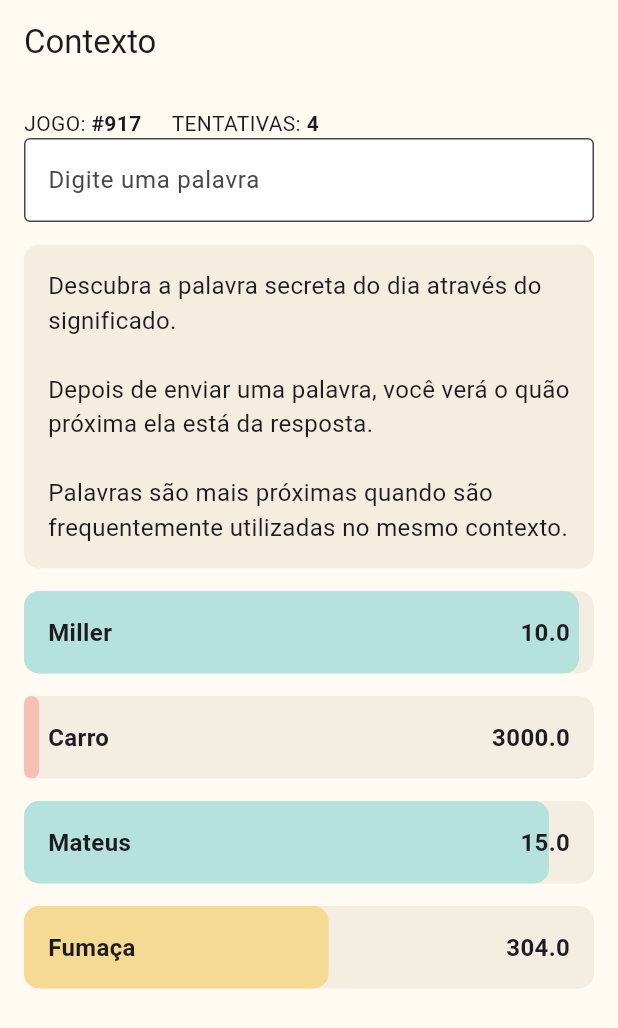
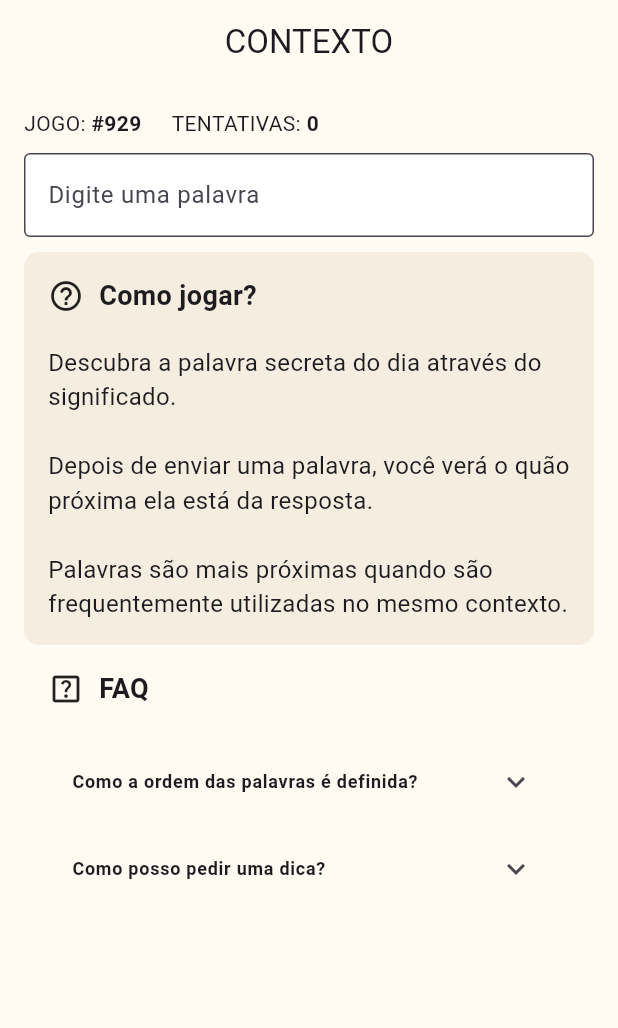
Before and after one commit to Markus-Gerrits/context_app, a Flutter app: the screen it shows after launch, on a phone screen of 412 x 824 dp. Shown: the top 1028 px of the screen. Run offline on Flutter 3.47's test engine with Material 3 defaults, Android fonts, the phone set to English and light mode, and no system bars.

```diff
--- /dev/null
+++ b/lib/components/faq_text.dart
@@ -0,0 +1,63 @@
+import 'package:context_app/constants/dimensions.dart';
+import 'package:context_app/constants/strings.dart';
+import 'package:flutter/material.dart';
+
+class FaqText extends StatelessWidget {
+  const FaqText({super.key});
+
+  @override
+  Widget build(BuildContext context) {
+    return const Padding(
+          padding: Dimensions.defaultPadding,
+          child: Column(
+            children: [
+              // Title
+              Padding(
+                padding: EdgeInsets.only(bottom: 20),
+                child: Row(
+                  children: [
+                    Padding(
+                      padding: EdgeInsets.only(right: 10),
+                      child: Icon(Icons.help_center_outlined),
+                    ),
+                    Text(
+                      'FAQ',
+                      style: TextStyle(
+                        fontWeight: FontWeight.bold,
+                        fontSize: 18,
+                      ),
+                    ),
+                  ],
+                ),
+              ),
+              ExpansionTile(
+                title: Text(
+                  Strings.faq1,
+                  style: TextStyle(fontWeight: FontWeight.bold, fontSize: 12),
+                ),
+                children: <Widget>[
+                  ListTile(
+                      title: Text(
+                    Strings.faq1Answer,
+                    style: TextStyle(fontSize: 12),
+                  )),
+                ],
+              ),
+              ExpansionTile(
+                title: Text(
+                  Strings.faq2,
+                  style: TextStyle(fontWeight: FontWeight.bold, fontSize: 12),
+                ),
+                children: <Widget>[
+                  ListTile(
+                      title: Text(
+                    Strings.faq2answer,
+                    style: TextStyle(fontSize: 12),
+                  )),
+                ],
+              ),
+            ],
+          ),
+        );
+  }
+}
--- a/lib/components/game_status.dart
+++ b/lib/components/game_status.dart
@@ -1,20 +1,23 @@
+import 'package:context_app/services/word_service.dart';
 import 'package:flutter/material.dart';
 
 class GameStatus extends StatelessWidget {
-  const GameStatus({super.key});
+  int attempts;
+  GameStatus({required this.attempts, super.key});
+  final WordService wordService = WordService();
 
   @override
   Widget build(BuildContext context) {
-    return const Row(
+    return Row(
         children: [
           Text('JOGO: '),
-          Text('#917', style: TextStyle(fontWeight: FontWeight.bold),),
+          Text('#${wordService.getGameId()}', style: TextStyle(fontWeight: FontWeight.bold),),
           Padding(
             padding: EdgeInsets.symmetric(horizontal: 20,),
             child: Row(children: [
               Text('TENTATIVAS: '),
               Text(
-                '4',
+                attempts.toString(),
                 style: TextStyle(
                   fontWeight: FontWeight.bold),
                 ),
--- a/lib/components/welcome_text.dart
+++ b/lib/components/welcome_text.dart
@@ -1,5 +1,7 @@
+import 'package:context_app/components/faq_text.dart';
 import 'package:context_app/constants/colors.dart';
 import 'package:context_app/constants/dimensions.dart';
+import 'package:context_app/constants/strings.dart';
 import 'package:flutter/material.dart';
 
 class WelcomeText extends StatelessWidget {
@@ -7,19 +9,46 @@ class WelcomeText extends StatelessWidget {
 
   @override
   Widget build(BuildContext context) {
-    return Container(
-        margin: const EdgeInsets.symmetric(vertical: 15),
+    return Column(
+      children: [
+        // Como Jogar
+        Container(
           padding: Dimensions.defaultPadding,
           decoration: BoxDecoration(
             color: AppColors.tipBackground,
             borderRadius: Dimensions.defaultRadius,
           ),
-        child: const Text(
-          'Descubra a palavra secreta do dia através do significado.\n\nDepois de enviar uma palavra, você verá o quão próxima ela está da resposta.\n\nPalavras são mais próximas quando são frequentemente utilizadas no mesmo contexto.',
+          child: const Column(
+            children: [
+              Padding(
+                padding: EdgeInsets.only(bottom: 20),
+                child: Row(
+                  children: [
+                    Padding(
+                      padding: EdgeInsets.only(right: 10),
+                      child: Icon(Icons.help_outline_rounded),
+                    ),
+                    Text(
+                      'Como jogar?',
+                      style: TextStyle(
+                        fontWeight: FontWeight.bold,
+                        fontSize: 18,
+                      ),
+                    ),
+                  ],
+                ),
+              ),
+              Text(
+                Strings.comoJogar,
                 style: TextStyle(
                   fontSize: 16,
                 ),
               ),
+            ],
+          ),
+        ),
+        const FaqText(),
+      ],
     );
   }
 }
--- a/lib/components/word_item_list.dart
+++ b/lib/components/word_item_list.dart
@@ -1,19 +1,20 @@
 import 'package:context_app/constants/colors.dart';
 import 'package:context_app/constants/dimensions.dart';
 import 'package:flutter/material.dart';
+import 'dart:math';
 
 class WordItem extends StatelessWidget {
-  final double size;
+  final int distance;
   final String word;
-  final double points;
 
-  const WordItem(this.size, this.word, this.points, {super.key});
+  const WordItem(this.distance, this.word, {super.key});
 
   Color getColor() {
-    if (points > Dimensions.farDistancRef) {
+    if (distance.toDouble() < Dimensions.nearDistanceRef) {
+      return AppColors.nearColor;
+    }
+    if (distance.toDouble() > Dimensions.farDistancRef) {
       return AppColors.farColor;
-    } else if (points < Dimensions.nearDistanceRef) {
-      return AppColors.nearColor;
     }
 
     return AppColors.mediumColor;
@@ -22,7 +23,7 @@ class WordItem extends StatelessWidget {
   @override
   Widget build(BuildContext context) {
     return Container(
-      margin: const EdgeInsets.only(bottom: 15),
+      margin: const EdgeInsets.only(bottom: 10),
       height: 55,
       decoration: BoxDecoration(
         color: AppColors.tileBackground,
@@ -31,7 +32,7 @@ class WordItem extends StatelessWidget {
       child: Stack(
         children: [
           Container(
-            width: size,
+            width: getBarWidth(distance, context),
             decoration: BoxDecoration(
               color: getColor(),
               borderRadius: Dimensions.defaultRadius,
@@ -44,11 +45,11 @@ class WordItem extends StatelessWidget {
               children: [
                 Text(
                   word,
-                  style: const TextStyle(fontSize: 16, fontWeight: FontWeight.bold),
+                  style: TextStyle(fontSize: 16, fontWeight: FontWeight.bold),
                 ),
                 Text(
-                  points.toString(),
-                  style: const TextStyle(fontSize: 16, fontWeight: FontWeight.bold),
+                  (distance + 1).toString(),
+                  style: TextStyle(fontSize: 16, fontWeight: FontWeight.bold),
                 ),
               ],
             ),
@@ -57,4 +58,23 @@ class WordItem extends StatelessWidget {
       ),
     );
   }
+
+  double getBarWidth (int distance, BuildContext ctx) {
+    // width available
+    final width = MediaQuery.of(ctx).size.width - 32.0; // 32
+
+    const total = 111155;
+    const lambda = 0.5;
+    const startX = 0.0;
+    const endX = 100.0;
+    final startY = pdf(startX, lambda);
+    final endY = pdf(endX, lambda);
+    final x = distance / total * (endX - startX);
+    final result = (pdf(x, lambda) - endY)/(startY - endY) * 100;
+    return (result/100) * width;
+  }
+
+  double pdf(double x, double lambda) {
+    return lambda * exp((-lambda) * x);
+  }
 }
--- a/lib/components/word_list.dart
+++ b/lib/components/word_list.dart
@@ -2,19 +2,13 @@ import 'package:context_app/components/word_item_list.dart';
 import 'package:flutter/material.dart';
 
 class WordList extends StatelessWidget {
-  const WordList({super.key});
+  List<WordItem> items;
+  WordList({required this.items, super.key});
 
   @override
   Widget build(BuildContext context) {
-    return ListView(
-      shrinkWrap: true,
-      physics: const NeverScrollableScrollPhysics(),
-        children: const [
-            WordItem(370, 'Miller', 10),
-            WordItem(10, 'Carro', 3000),
-            WordItem(350, 'Mateus', 15),
-            WordItem(203, 'Fumaça', 304),
-        ],
-      );
+    return Column(
+      children: items,
+    );
   }
 }
--- a/lib/constants/dimensions.dart
+++ b/lib/constants/dimensions.dart
@@ -4,7 +4,6 @@ class Dimensions {
   static const EdgeInsets defaultPadding = EdgeInsets.all(16);
   static BorderRadiusGeometry defaultRadius = BorderRadius.circular(10);
 
-  static const double farDistancRef = 350;
-  static const double nearDistanceRef = 40;
-
+  static const double farDistancRef = 3000;
+  static const double nearDistanceRef = 300;
 }
--- /dev/null
+++ b/lib/constants/strings.dart
@@ -0,0 +1,9 @@
+class Strings {
+  static const String comoJogar = 'Descubra a palavra secreta do dia através do significado.\n\nDepois de enviar uma palavra, você verá o quão próxima ela está da resposta.\n\nPalavras são mais próximas quando são frequentemente utilizadas no mesmo contexto.';
+
+  static const String faq1 = 'Como a ordem das palavras é definida?';
+  static const String faq1Answer = 'O jogo utiliza um algoritmo de inteligência artificial e milhares de textos para calcular a similaridade das palavras em relação à palavra do dia. Não necessariamente está relacionado ao significado das palavras, mas sim à proximidade em que elas são utilizadas na internet. Por exemplo, se a palavra do dia for “infinito”, palavras relacionadas a “amor” ou palavras relacionadas a “universo” podem estar próximas à palavra do dia porque “infinito” é comumente utilizada nesses dois contextos diferentes. Em raciocínio semelhante, se “tv” e “televisão”, por exemplo, estão em posições bem distintas, significa que são utilizadas de forma diferente em relação à palavra do dia, apesar de se tratarem do mesmo objeto.';
+
+  static const String faq2 = 'Como posso pedir uma dica?';
+  static const String faq2answer = 'Clique nos três pontinhos localizados no lado direito superior da tela e selecione a opção “Dica”, que revelará uma palavra.';
+}
--- a/lib/main.dart
+++ b/lib/main.dart
@@ -19,10 +19,10 @@ class ContextApp extends StatelessWidget {
       home: Scaffold(
         backgroundColor: AppColors.defaultBackground,
         appBar: AppBar(
-          title: const Text('Contexto'),
+          title: const Center(child: Text('CONTEXTO')),
           backgroundColor: AppColors.defaultBackground,
         ),
-        body: const HomeScreen(),
+        body: HomeScreen(),
       ),
     );
   }
--- /dev/null
+++ b/lib/models/distance_model.dart
@@ -0,0 +1,6 @@
+class Distance {
+  final int distance;
+  final String word;
+
+  Distance({required this.distance, required this.word});
+}
--- a/lib/screens/home_screen.dart
+++ b/lib/screens/home_screen.dart
@@ -1,21 +1,45 @@
 import 'package:context_app/components/game_status.dart';
+import 'package:context_app/components/result.dart';
 import 'package:context_app/components/welcome_text.dart';
+import 'package:context_app/components/word_item_list.dart';
 import 'package:context_app/components/word_list.dart';
 import 'package:context_app/constants/dimensions.dart';
+import 'package:context_app/services/word_service.dart';
 import 'package:flutter/material.dart';
+import 'dart:developer' as developer;
 
-class HomeScreen extends StatelessWidget {
+class HomeScreen extends StatefulWidget {
   const HomeScreen({super.key});
 
   @override
+  State<HomeScreen> createState() => _HomeScreenState();
+}
+
+class _HomeScreenState extends State<HomeScreen> {
+  final TextEditingController inputController = TextEditingController();
+
+  final WordService wordService = WordService();
+
+  int attempts = 0;
+  String currentWord = '';
+  int currentDistance = 0 ;
+  bool isRepeatedWord = false;
+
+  List<WordItem> wordList = [];
+
+  @override
   Widget build(BuildContext context) {
-    return const Padding(
+    return Padding(
       padding: Dimensions.defaultPadding,
-      child: Column(
+      child: ListView(
         children: [
-          GameStatus(),
+          GameStatus(
+            attempts: attempts,
+          ),
+          const SizedBox(height: 10,),
           TextField(
-            decoration: InputDecoration(
+            controller: inputController,
+            decoration: const InputDecoration(
               border: OutlineInputBorder(
                 borderSide: BorderSide(color: Colors.black),
               ),
@@ -26,12 +50,52 @@ class HomeScreen extends StatelessWidget {
                 borderSide: BorderSide(color: Colors.black, width: 2),
               ),
             ),
+            onSubmitted: computeWordEntry,
           ),
-          WelcomeText(),
-          WordList(),
+          // Resultado
+          // Texto
+          // WordItem
+          Offstage(offstage: attempts == 0, child: Result(distance: currentDistance, word: currentWord)),
+          const SizedBox(height: 10,),
+          Offstage(offstage: attempts != 0, child: const WelcomeText(), ),
+          const SizedBox(height: 10,),
+          Offstage(offstage: attempts == 0, child: WordList(items: wordList,)),
         ]
-
       ),
     );
   }
+
+  void computeWordEntry(String wordTyped) async {
+    isRepeatedWord = false;
+    if (wordAlreadyExists(wordTyped)) {
+      currentDistance = -2;
+      currentWord = wordTyped;
+      setState(() {});
+      inputController.clear();
+    } else {
+      final distance = await wordService.getDistance(wordTyped);
+      setState(() {
+        currentWord = wordTyped;
+        currentDistance = distance.distance;
+        if (wordService.isValid(currentDistance)) {
+          wordList.add(WordItem(distance.distance, wordTyped));
+          wordList.sort((word1, word2) => word1.distance.compareTo(word2.distance));
+        }
+        attempts++;
+        inputController.clear();
+      });
+      developer.log('Usuário digitou: $wordTyped e foi a tentativa: $attempts, tem ${wordList.length} itens na lista');
+    }
+  }
+
+  bool wordAlreadyExists(String word) {
+    bool alreadyExists = false;
+    for (final item in wordList) {
+      if (item.word.contains(word)) {
+        alreadyExists = true;
+      }
+    }
+    return alreadyExists;
+  }
+
 }
--- /dev/null
+++ b/lib/services/word_service.dart
@@ -0,0 +1,31 @@
+import 'dart:convert';
+import 'package:context_app/models/distance_model.dart';
+import 'package:http/http.dart' as http;
+
+class WordService {
+
+  Future<Distance> getDistance(String word) async {
+    final wordToSend = word.trim();
+    final url = Uri.parse('https://api.contexto.me/machado/pt-br/game/${getGameId()}/$wordToSend');
+    final result = await http.get(url);
+    final decoded = jsonDecode(result.body);
+    if (result.statusCode == result.statusCode.clamp(200, 299)) {
+      // sucesso
+      final distanceDecoded = decoded["distance"];
+      final Distance distance = Distance(distance: distanceDecoded, word: decoded["word"]);
+      return distance;
+    } else {
+      return Distance(distance: -1, word: word);
+    }
+  }
+
+  String getGameId() {
+    final initialDate = DateTime(2022, 2, 23);
+    final currentDate = DateTime.now();
+    return currentDate.difference(initialDate).inDays.toString();
+  }
+
+  bool isValid(int distance) {
+    return distance >= 0;
+  }
+}
--- a/pubspec.yaml
+++ b/pubspec.yaml
@@ -35,6 +35,7 @@ dependencies:
   # The following adds the Cupertino Icons font to your application.
   # Use with the CupertinoIcons class for iOS style icons.
   cupertino_icons: ^1.0.6
+  http: ^1.2.2
 
 dev_dependencies:
   flutter_test:
```
Also changed, not shown: lib/components/result.dart (added, +29 -0 lines), pubspec.lock. Lines whose indentation alone changed are shown as unchanged.
